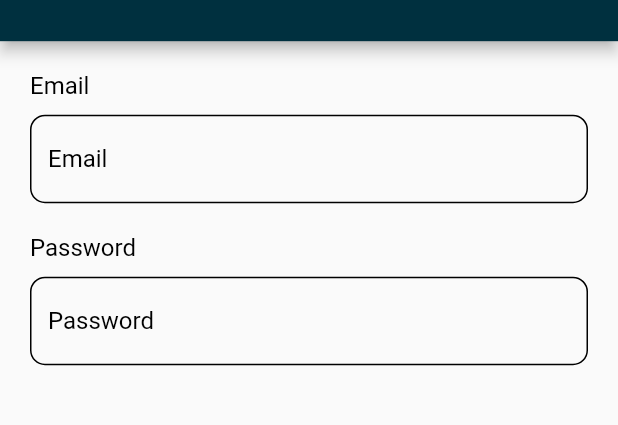
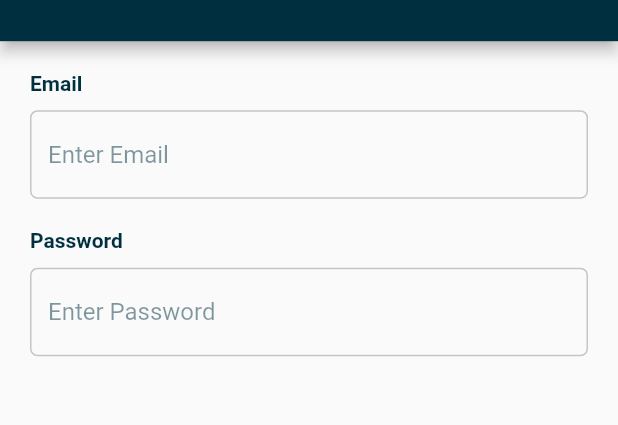
Before and after one commit to hadi-darwish/updown, a Flutter app: the screen it shows after launch, on a phone screen of 412 x 824 dp, the part 164-589 px from its top. Run offline on Flutter 3.47's test engine with Material 2 defaults, Android fonts, the phone set to English and light mode, and no system bars; our stand-ins replace flutter_svg.

Commit message:
Frontend - Mobile => styling labeled input widget

```diff
--- a/frontend/mobile/updown/lib/main.dart
+++ b/frontend/mobile/updown/lib/main.dart
@@ -17,6 +17,7 @@ class MyApp extends StatelessWidget {
       theme: ThemeData(
           cardColor: const Color.fromRGBO(0, 48, 63, 1),
           primaryColor: const Color.fromRGBO(0, 48, 63, 1),
+          primaryColorLight: const Color.fromRGBO(0, 48, 63, 0.5),
           secondaryHeaderColor: const Color.fromRGBO(89, 219, 174, 1)),
       home: const MyHomePage(title: 'Flutter Demo Home Page'),
     );
--- a/frontend/mobile/updown/lib/widgets/input.dart
+++ b/frontend/mobile/updown/lib/widgets/input.dart
@@ -16,9 +16,10 @@ class LabeledInput extends StatelessWidget {
             alignment: Alignment.centerLeft,
             child: Text(
               placeholder,
-              style: const TextStyle(
-                color: Colors.black,
-                fontSize: 16,
+              style: TextStyle(
+                color: Theme.of(context).primaryColor,
+                fontSize: 14,
+                fontWeight: FontWeight.bold,
               ),
             ),
           ),
@@ -27,26 +28,26 @@ class LabeledInput extends StatelessWidget {
             child: TextField(
               decoration: InputDecoration(
                 border: OutlineInputBorder(
-                  borderRadius: BorderRadius.circular(10),
+                  borderRadius: BorderRadius.circular(5),
                   borderSide: const BorderSide(
-                    color: Colors.black,
+                    color: Color.fromRGBO(197, 197, 197, 1),
                   ),
                 ),
                 enabledBorder: OutlineInputBorder(
-                  borderRadius: BorderRadius.circular(10),
+                  borderRadius: BorderRadius.circular(5),
                   borderSide: const BorderSide(
-                    color: Colors.black,
+                    color: Color.fromRGBO(197, 197, 197, 1),
                   ),
                 ),
                 focusedBorder: OutlineInputBorder(
-                  borderRadius: BorderRadius.circular(10),
-                  borderSide: const BorderSide(
-                    color: Colors.black,
+                  borderRadius: BorderRadius.circular(5),
+                  borderSide: BorderSide(
+                    color: Theme.of(context).primaryColor,
                   ),
                 ),
-                hintText: placeholder,
-                hintStyle: const TextStyle(
-                  color: Colors.black,
+                hintText: 'Enter $placeholder',
+                hintStyle: TextStyle(
+                  color: Theme.of(context).primaryColorLight,
                 ),
               ),
               style: const TextStyle(
```
